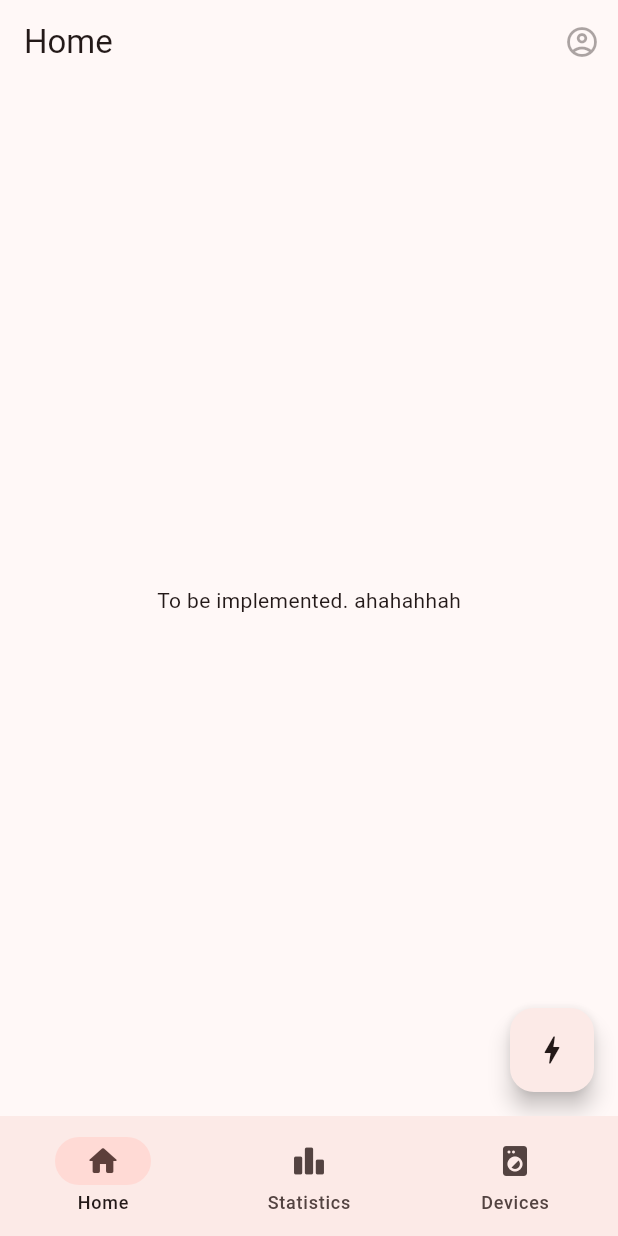
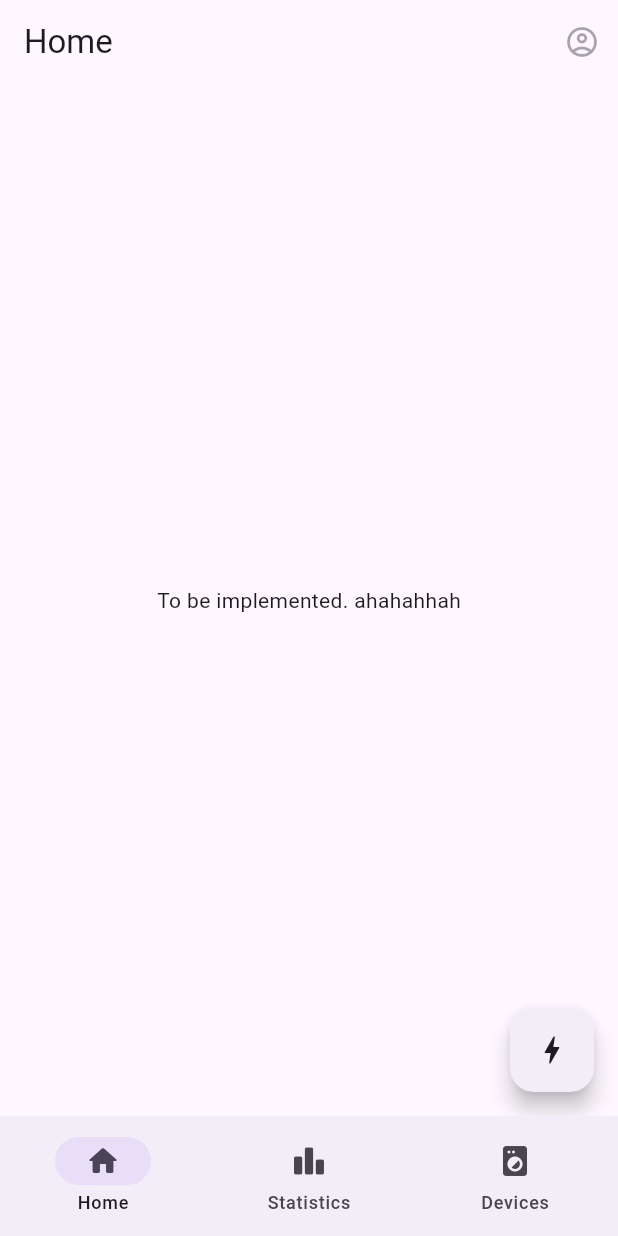
Before and after one commit to pedroafmonteiro/project-esof-leic, a Flutter app: the screen it shows after launch, on a phone screen of 412 x 824 dp. Run offline on Flutter 3.47's test engine with Material 3 defaults, Android fonts, the phone set to English and light mode, and no system bars.

Commit message:
Removed themes for now

```diff
--- a/eco_tracker/lib/main.dart
+++ b/eco_tracker/lib/main.dart
@@ -17,16 +17,6 @@ class MainApp extends StatelessWidget {
   Widget build(BuildContext context) {
     return MaterialApp(
       debugShowCheckedModeBanner: false,
-      themeMode: ThemeMode.light,
-      theme: ThemeData(
-        colorScheme: ColorScheme.fromSeed(seedColor: Colors.red),
-      ),
-      darkTheme: ThemeData(
-        colorScheme: ColorScheme.fromSeed(
-          brightness: Brightness.dark,
-          seedColor: Colors.red,
-        ),
-      ),
       home: NavigationView(),
     );
   }
```
